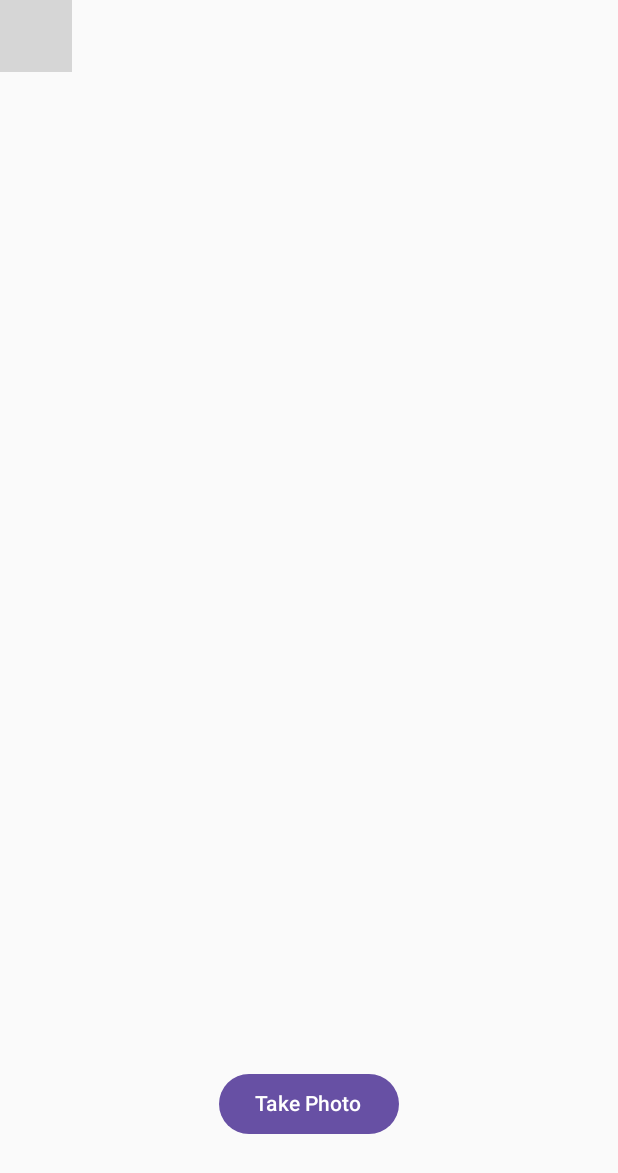
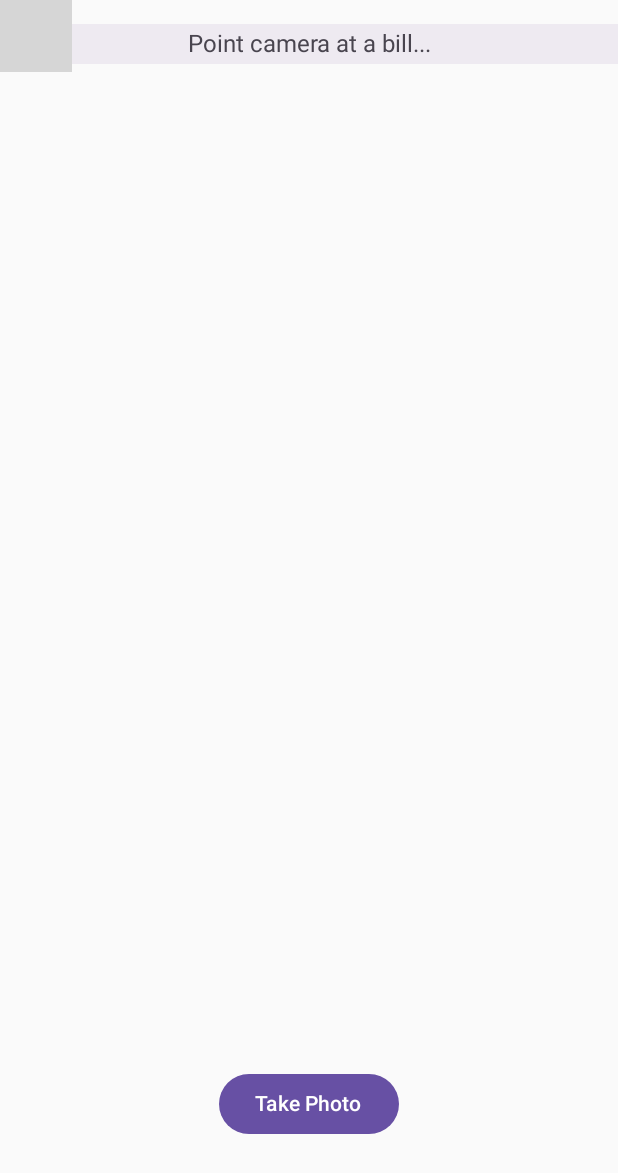
Before and after one commit to ekourtakis/BillVision, an Android app built with Jetpack Compose: the CameraActivity screen opened directly, with no data from a screen before it, on a phone screen of 412 x 824 dp. Shown: the top 1173 px of the screen. Run offline under Robolectric (Android 15) with nearby library versions, the phone set to English and light mode, and no system bars; libraries missing offline, so code that uses them is left out: androidx.camera.compose, androidx.camera.core, androidx.camera.lifecycle; 6 statements that could not run were skipped; grey boxes are pictures that could not be loaded.

Commit message:
fixed bug where ui wouldn't update

```diff
--- a/android-app/app/src/main/java/com/example/billvision/activity/CameraActivity.kt
+++ b/android-app/app/src/main/java/com/example/billvision/activity/CameraActivity.kt
@@ -81,34 +81,49 @@ fun CameraPreview(
     val context = LocalContext.current
 
     val detector = remember { BillDetector(context) }
-
-    var classifications by remember {
-        mutableStateOf(emptyList<BillInference>())
-    }
-
-    val analyzer = remember(detector) {
+    val analyzer = remember(detector) { // analyzer depends on detector
         BillImageAnalyzer(
             detector = detector,
             onResults = { detectedBills ->
                 Log.d(
                     "CameraActivity",
                     "onResults called with ${detectedBills.size} detections: " +
-                            "${detectedBills.joinToString { it.name + "("+String.format("%.2f", it.confidence)+")" }}"
+                            detectedBills.joinToString { it.name + "("+String.format("%.2f", it.confidence)+")" }
                 )
+            }
+        )
+    }
 
+    var classifications by remember {
+        mutableStateOf(emptyList<BillInference>())
+    }
+
+    val updatedAnalyzer = remember(detector) {
+        BillImageAnalyzer(
+            detector = detector,
+            onResults = { detectedBills ->
+                Log.d(
+                    "CameraActivity",
+                    "onResults (Updated Lambda) called with ${detectedBills.size} detections: " +
+                            detectedBills.joinToString { it.name + "("+String.format("%.2f", it.confidence)+")" }
+                )
                 classifications = detectedBills
             }
         )
     }
 
+
     DisposableEffect(Unit) {
         onDispose {
+            Log.d("CameraPreview", "DisposableEffect: Closing analyzer and detector.")
+            analyzer.close()
             detector.close()
         }
     }
 
-    LaunchedEffect(lifecycleOwner, analyzer) {
-        viewModel.bindToCamera(context.applicationContext, lifecycleOwner, analyzer)
+    LaunchedEffect(lifecycleOwner, updatedAnalyzer) { // Depend on updatedAnalyzer
+        Log.d("CameraPreview", "LaunchedEffect: Binding camera.")
+        viewModel.bindToCamera(context.applicationContext, lifecycleOwner, updatedAnalyzer) // Use updatedAnalyzer
     }
 
     Box(
@@ -118,38 +133,58 @@ fun CameraPreview(
         surfaceRequest?.let { request ->
             CameraXViewfinder(
                 surfaceRequest = request,
-                modifier = modifier
+                modifier = Modifier.fillMaxSize() // Ensure viewfinder fills the Box
             )
         }
 
-        // New Column for displaying classifications
+        // Column for displaying classifications (Top Center)
         Column(
             modifier = Modifier
                 .fillMaxWidth()
                 .align(Alignment.TopCenter)
+                .padding(top = 16.dp) // Add some padding from the top edge
         ) {
-            val resultsToShow = classifications.take(3)
+            // Take top 3 results, or fewer if less than 3 are found
+            val resultsToShow = classifications.sortedByDescending { it.confidence }.take(3)
             resultsToShow.forEach {
                 Text(
-                    text = "${it.name} - ${it.confidence * 100}%",
+                    // Format confidence as percentage
+                    text = "${it.name}: ${String.format("%.1f", it.confidence * 100)}%",
                     modifier = Modifier
                         .fillMaxWidth()
-                        .background(MaterialTheme.colorScheme.primaryContainer.copy(alpha=0.7f))
+                        // Use a semi-transparent background for better readability over the camera feed
+                        .background(MaterialTheme.colorScheme.primaryContainer.copy(alpha = 0.7f))
                         .padding(horizontal = 16.dp, vertical = 4.dp),
                     textAlign = TextAlign.Center,
                     fontSize = 18.sp,
                     color = MaterialTheme.colorScheme.onPrimaryContainer
                 )
             }
+            // Optional: Show a placeholder if no bills are detected
+            if (classifications.isEmpty()) {
+                Text(
+                    text = "Point camera at a bill...",
+                    modifier = Modifier
+                        .fillMaxWidth()
+                        .background(MaterialTheme.colorScheme.surfaceVariant.copy(alpha = 0.6f))
+                        .padding(horizontal = 16.dp, vertical = 4.dp),
+                    textAlign = TextAlign.Center,
+                    fontSize = 16.sp,
+                    color = MaterialTheme.colorScheme.onSurfaceVariant
+                )
+            }
         }
 
+        // Button (Bottom Center)
         Button(
             onClick = {
                 viewModel.takePhoto(context) { photoFile ->
                     onPhotoTaken(photoFile.absolutePath)
                 }
             },
-            modifier = Modifier.padding(64.dp)
+            modifier = Modifier
+                .align(Alignment.BottomCenter)
+                .padding(bottom = 64.dp)
         ) {
             Text("Take Photo")
         }
```
Also changed, not shown: android-app/app/src/main/java/com/example/billvision/data/BillImageAnalyzer.kt (+125 -36 lines).
